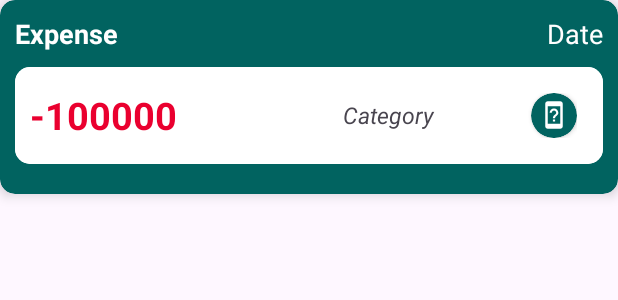
After one commit to komalw2001/SpendSmart, an Android app: the layout single_transaction.xml on its own in the app's theme, with its tools: preview values and no code run, on a phone screen of 412 x 824 dp. The commit adds this screen. Shown: the top 300 px of the screen. Run offline under Robolectric (Android 15) with nearby library versions, the phone set to English and light mode, and no system bars.

Commit message:
transactions started

```diff
--- a/app/src/main/java/com/example/spendsmart/AddExpenseOrIncome.java
+++ b/app/src/main/java/com/example/spendsmart/AddExpenseOrIncome.java
@@ -196,6 +196,9 @@ public class AddExpenseOrIncome extends AppCompatActivity {
                                             balance -= Double.parseDouble(amt);
 
                                             // REMINDER IF EXPENSE > BALANCE
+
+                                            if (balance < 0) {
+
                                                 Calendar calendar = Calendar.getInstance();
                                                 Date currentDate = calendar.getTime();
                                                 SimpleDateFormat dateFormat = new SimpleDateFormat("dd/MM/yyyy HH:mm:ss");
@@ -206,7 +209,7 @@ public class AddExpenseOrIncome extends AppCompatActivity {
                                                 data.put("user", user);
                                                 data.put("title", "Balance Exceeded!");
                                                 data.put("text", "You have exceeded your current balance!");
-                                            data.put("date",formattedDate);
+                                                data.put("date", formattedDate);
 
                                                 dbRef.child("Reminders")
                                                         .push()
@@ -217,6 +220,7 @@ public class AddExpenseOrIncome extends AppCompatActivity {
                                                                 Toast.makeText(AddExpenseOrIncome.this, "Balance exceeded!", Toast.LENGTH_SHORT).show();
                                                             }
                                                         });
+                                            }
 
                                             tableName = "Expenses";
                                         }
--- a/app/src/main/res/layout-night/activity_add_expense_or_income.xml
+++ b/app/src/main/res/layout-night/activity_add_expense_or_income.xml
@@ -68,7 +68,7 @@
         <EditText
             android:layout_width="match_parent"
             android:layout_height="100dp"
-            android:hint="Amount"
+            android:hint="@string/enter_amount"
             android:background="@null"
             android:textSize="50sp"
             android:autoSizeMinTextSize="20sp"
--- a/app/src/main/res/layout/activity_add_expense_or_income.xml
+++ b/app/src/main/res/layout/activity_add_expense_or_income.xml
@@ -68,7 +68,7 @@
         <EditText
             android:layout_width="match_parent"
             android:layout_height="100dp"
-            android:hint="Amount"
+            android:hint="@string/enter_amount"
             android:background="@null"
             android:textSize="50sp"
             android:autoSizeMinTextSize="20sp"
--- /dev/null
+++ b/app/src/main/res/layout/single_transaction.xml
@@ -0,0 +1,120 @@
+<?xml version="1.0" encoding="utf-8"?>
+<androidx.cardview.widget.CardView xmlns:android="http://schemas.android.com/apk/res/android"
+    android:layout_width="match_parent"
+    android:layout_height="wrap_content"
+    xmlns:app="http://schemas.android.com/apk/res-auto"
+    app:cardElevation="5dp"
+    android:backgroundTint="@color/main_color"
+    app:cardCornerRadius="10dp">
+
+
+    <LinearLayout
+        android:layout_width="match_parent"
+        android:layout_height="match_parent"
+        android:orientation="vertical"
+        android:padding="10dp"
+        android:layout_marginBottom="10dp"
+        >
+
+    <LinearLayout
+        android:layout_width="match_parent"
+        android:layout_height="match_parent"
+        android:orientation="horizontal"
+        >
+
+        <TextView
+            android:layout_width="0dp"
+            android:layout_height="wrap_content"
+            android:layout_weight="1"
+            android:text="Expense"
+            android:textColor="@color/white"
+            android:textSize="18sp"
+            android:textStyle="bold"
+            android:id="@+id/tvType"
+            ></TextView>
+
+        <TextView
+            android:layout_width="0dp"
+            android:layout_height="wrap_content"
+            android:layout_weight="1"
+            android:text="Date"
+            android:gravity="end"
+            android:textColor="@color/white"
+            android:textSize="18sp"
+            android:id="@+id/tvDate"
+            ></TextView>
+
+        </LinearLayout>
+
+        <androidx.cardview.widget.CardView
+            android:layout_width="match_parent"
+            android:layout_height="wrap_content"
+            android:layout_marginTop="10dp"
+            app:cardCornerRadius="10dp"
+            >
+        <LinearLayout
+            android:layout_width="match_parent"
+            android:layout_height="wrap_content"
+            android:background="@color/white"
+            android:orientation="horizontal"
+            android:padding="10dp"
+            >
+
+            <TextView
+                android:layout_width="0dp"
+                android:layout_height="wrap_content"
+                android:layout_weight="1"
+                android:text="-100000"
+                android:textSize="25sp"
+                android:textStyle="bold"
+                android:textColor="@color/negative_balance"
+                android:layout_gravity="center"
+                android:id="@+id/tvAmount"
+                ></TextView>
+
+            <LinearLayout
+                android:orientation="horizontal"
+                android:layout_weight="1"
+                android:padding="7dp"
+                android:layout_width="0dp"
+                android:background="@color/white"
+                android:layout_height="wrap_content">
+
+                <TextView
+                    android:layout_width="0dp"
+                    android:layout_height="wrap_content"
+                    android:layout_weight="4"
+                    android:text="@string/category"
+                    android:textSize="15sp"
+                    android:layout_gravity="center"
+                    android:layout_marginLeft="15dp"
+                    android:textStyle="italic"
+                    android:id="@+id/tvCatName"
+                    ></TextView>
+
+                <androidx.cardview.widget.CardView
+                    android:layout_width="0dp"
+                    android:layout_height="30dp"
+                    android:layout_weight="1"
+                    app:cardCornerRadius="50dp"
+                    app:cardBackgroundColor="@color/main_color"
+                    android:id="@+id/cvCatIcon"
+                    android:layout_marginLeft="5dp"
+                    >
+                    <ImageView
+                        android:layout_width="20dp"
+                        android:layout_height="20dp"
+                        android:src="@drawable/cat_others"
+                        android:id="@+id/ivCatIcon"
+                        android:layout_gravity="center"
+                        ></ImageView>
+                </androidx.cardview.widget.CardView>
+
+            </LinearLayout>
+
+        </LinearLayout></androidx.cardview.widget.CardView>
+
+    </LinearLayout>
+
+
+</androidx.cardview.widget.CardView>
--- a/app/src/main/res/values/colors.xml
+++ b/app/src/main/res/values/colors.xml
@@ -10,4 +10,6 @@
 
     <color name="emeraldgreen">#016360</color>
     <color name="gray">#DEDEEC</color>
+    <color name="negative_balance">#EA002F</color>
+    <color name="negative_balance_night">#FF0000</color>
 </resources>
--- a/app/src/main/res/values/strings.xml
+++ b/app/src/main/res/values/strings.xml
@@ -10,5 +10,6 @@
     <string name="expenses">Expenses</string>
     <string name="income">Income</string>
     <string name="category">Category</string>
-    <string name="transactions">Transactions</string>
+    <string name="transactions">Transaction History</string>
+    <string name="enter_amount">Enter Amount</string>
 </resources>
```
Also changed, not shown: app/build.gradle (+13 -2 lines), app/src/main/java/com/example/spendsmart/OverviewFragment.java (+23 -1 lines), app/src/main/java/com/example/spendsmart/Transaction.java (added, +64 -0 lines), app/src/main/java/com/example/spendsmart/TransactionAdapter.java (added, +77 -0 lines), app/src/main/res/layout/fragment_overview.xml (+13 -0 lines), build.gradle (+5 -4 lines). Lines whose indentation alone changed are shown as unchanged.
